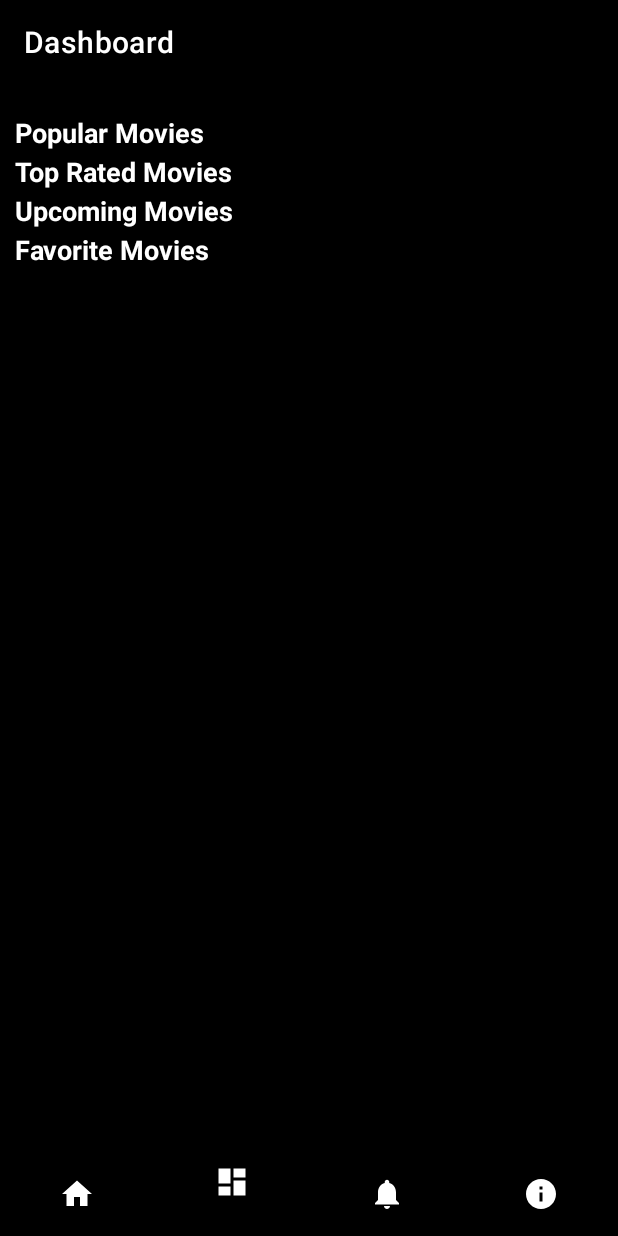
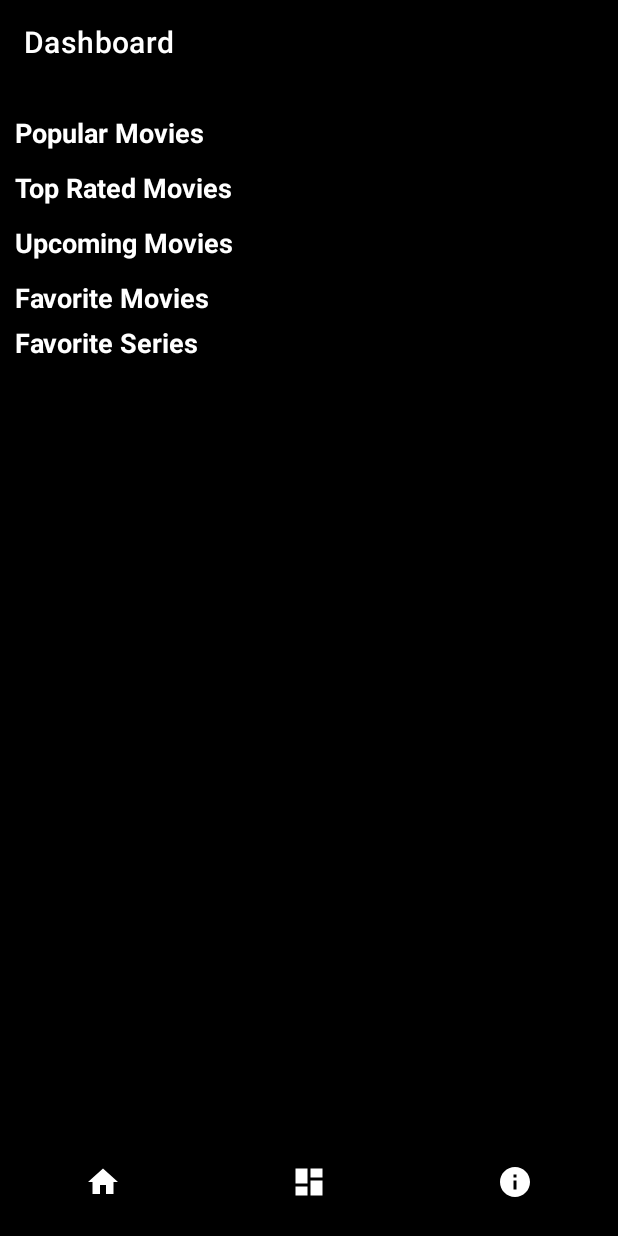
Before and after one commit to MBDS-2023-2024/mini-projet-ibrahim-yassine-badis-marwan, an Android app: the screen it shows after launch (MainActivity), item 2 of the bottom bar chosen, on a phone screen of 412 x 824 dp. Run offline under Robolectric (Android 15) with nearby library versions, the light colour scheme and no system bars; our stand-ins replace Dagger/Hilt's generated code, Firebase (no records; nobody signed in at launch, a user with empty details on screens opened directly), Room's generated code, data binding, navigation-ui; network calls fail; pictures from the network do not load.

Commit message:
Final Version of FIREBASE

```diff
--- a/app/src/main/AndroidManifest.xml
+++ b/app/src/main/AndroidManifest.xml
@@ -8,9 +8,11 @@
         android:name=".MdbApplication"
         android:allowBackup="true"
 
-        android:icon="@mipmap/ic_launcher"
+        android:icon="@mipmap/logoapp"
+
         android:label="@string/app_name"
-        android:roundIcon="@mipmap/ic_launcher_round"
+        android:roundIcon="@mipmap/logoapp"
+
         android:supportsRtl="true"
         android:theme="@style/AppTheme">
         <activity
--- a/app/src/main/java/com/gmail/eamosse/imdb/MainActivity.kt
+++ b/app/src/main/java/com/gmail/eamosse/imdb/MainActivity.kt
@@ -34,7 +34,7 @@ class MainActivity : AppCompatActivity() {
         //Charger les éléments principaux de la bottom bar
         val appBarConfiguration = AppBarConfiguration(
             setOf(
-                R.id.navigation_home, R.id.navigation_dashboard, R.id.navigation_notifications, R.id.aboutFragment
+                R.id.navigation_home, R.id.navigation_dashboard, /* R.id.navigation_notifications,*/ R.id.aboutFragment
             )
         )
         //Indiquer les éléments principaux de la bottom bar
--- a/app/src/main/java/com/gmail/eamosse/imdb/ui/dashboard/DashboardFragment.kt
+++ b/app/src/main/java/com/gmail/eamosse/imdb/ui/dashboard/DashboardFragment.kt
@@ -14,6 +14,7 @@ import com.gmail.eamosse.imdb.databinding.FragmentDashboardBinding
 import com.gmail.eamosse.imdb.ui.home.adapter.MovieAdapter
 import com.gmail.eamosse.imdb.ui.home.adapter.MovieHandler
 import com.gmail.eamosse.imdb.ui.home.adapter.SerieAdapter
+import com.gmail.eamosse.imdb.ui.home.adapter.SerieHandler
 import dagger.hilt.android.AndroidEntryPoint
 
 @AndroidEntryPoint
@@ -24,7 +25,7 @@ class DashboardFragment : Fragment(), MovieHandler {
     private lateinit var topRatedMoviesRecyclerView: RecyclerView
     private lateinit var upcomingMoviesRecyclerView: RecyclerView
     private  lateinit var favoriteMoviesRecyclerView: RecyclerView
-  //  private  lateinit var favoriteSeriesRecyclerView: RecyclerView
+   private  lateinit var favoriteSeriesRecyclerView: RecyclerView
 
     override fun onCreateView(
         inflater: LayoutInflater, container: ViewGroup?,
@@ -39,19 +40,19 @@ class DashboardFragment : Fragment(), MovieHandler {
         super.onViewCreated(view, savedInstanceState)
 
         popularMoviesRecyclerView = binding.recyclerPopularMovies
-        setupRecyclerView(popularMoviesRecyclerView)
+        setupRecyclerView(popularMoviesRecyclerView, AdapterType.MOVIE)
 
         topRatedMoviesRecyclerView = binding.recyclerTopRatedMovies
-        setupRecyclerView(topRatedMoviesRecyclerView)
+        setupRecyclerView(topRatedMoviesRecyclerView, AdapterType.MOVIE)
 
         upcomingMoviesRecyclerView = binding.recyclerUpcomingMovies
-        setupRecyclerView(upcomingMoviesRecyclerView)
+        setupRecyclerView(upcomingMoviesRecyclerView, AdapterType.MOVIE)
 
         favoriteMoviesRecyclerView = binding.recyclerFavoriteMovies
-        setupRecyclerView(favoriteMoviesRecyclerView)
+        setupRecyclerView(favoriteMoviesRecyclerView, AdapterType.MOVIE)
 
-//        favoriteSeriesRecyclerView = binding.recyclerFavoriteSeries
-  //      setupRecyclerView(favoriteSeriesRecyclerView)
+        favoriteSeriesRecyclerView = binding.recyclerFavoriteSeries
+        setupRecyclerView(favoriteSeriesRecyclerView, AdapterType.SERIE)
 
         dashboardViewModel.popularMovies.observe(viewLifecycleOwner, Observer { popularMovies ->
             (popularMoviesRecyclerView.adapter as? MovieAdapter)?.setItems(popularMovies)
@@ -68,9 +69,10 @@ class DashboardFragment : Fragment(), MovieHandler {
         dashboardViewModel.favoriteMovies.observe(viewLifecycleOwner, Observer { favoriteMovies ->
             (favoriteMoviesRecyclerView.adapter as? MovieAdapter)?.setItems(favoriteMovies)
         })
-     //   dashboardViewModel.favoriteSeries.observe(viewLifecycleOwner, Observer { favoriteSeries ->
-       //     (favoriteSeriesRecyclerView.adapter as? SerieAdapter)?.setItems(favoriteSeries)
-       // })
+
+        dashboardViewModel.favoriteSeries.observe(viewLifecycleOwner, Observer { favoriteSeries ->
+            (favoriteSeriesRecyclerView.adapter as? SerieAdapter)?.setItems(favoriteSeries)
+        })
         /*
 
         with(dashboardViewModel){
@@ -92,33 +94,61 @@ class DashboardFragment : Fragment(), MovieHandler {
         dashboardViewModel.getTopRatedMovies()
         dashboardViewModel.getUpcomingMovies()
         dashboardViewModel.getFavoriteMovies()
-    //    dashboardViewModel.getFavoriteSeries()
+        dashboardViewModel.getFavoriteSeries()
 
 
     }
 
 
-    private fun setupRecyclerView(recyclerView: RecyclerView) {
+    private fun setupRecyclerView(recyclerView: RecyclerView, adapterType: AdapterType) {
         recyclerView.layoutManager = LinearLayoutManager(context, RecyclerView.HORIZONTAL, false)
-        // You need to create a MovieAdapter and set it to the recyclerView adapter
+
+        when (adapterType) {
+            AdapterType.MOVIE -> {
                 val movieAdapter = MovieAdapter(emptyList(), object : MovieHandler {
                     override fun onShowMovieDetails(id: Long, type: String) {
                         val action = DashboardFragmentDirections
-                    .actionDashboardFragmentToMovieDetailsFragment(id.toString(), "movie")
+                            .actionDashboardFragmentToMovieDetailsFragment(id.toString(), type)
                         NavHostFragment.findNavController(this@DashboardFragment)
                             .navigate(action)
                     }
 
                     override fun onShowEmptyListMsg() {
-
+                        // Handle empty list message for movies if needed
                     }
 
                     override fun removeEmptyListMsg() {
-
+                        // Remove empty list message for movies if needed
                     }
                 })
                 recyclerView.adapter = movieAdapter
             }
+            AdapterType.SERIE -> {
+                val serieAdapter = SerieAdapter(emptyList(), object : SerieHandler {
+                    override fun onShowSerieDetails(id: Long, type: String) {
+                        val action = DashboardFragmentDirections
+                            .actionDashboardFragmentToMovieDetailsFragment(id.toString(), type)
+                        NavHostFragment.findNavController(this@DashboardFragment)
+                            .navigate(action)
+                    }
+
+                    override fun onShowEmptyListSerieMsg() {
+                        // Handle empty list message for series if needed
+                    }
+
+                    override fun removeEmptyListSerieMsg() {
+                        // Remove empty list message for series if needed
+                    }
+                })
+                recyclerView.adapter = serieAdapter
+            }
+        }
+    }
+    enum class AdapterType {
+        MOVIE,
+        SERIE
+    }
+
 
     override fun onShowMovieDetails(id: Long, type: String) {
 
--- a/app/src/main/java/com/gmail/eamosse/imdb/ui/dashboard/DashboardViewModel.kt
+++ b/app/src/main/java/com/gmail/eamosse/imdb/ui/dashboard/DashboardViewModel.kt
@@ -168,9 +168,11 @@ class DashboardViewModel  @Inject constructor(private val repository: MovieRepos
         }
     }
     fun getFavoriteSeries() {
+
         viewModelScope.launch(Dispatchers.IO) {
             try {
                 val favoriteSerie = repository.getFavoriteSeriesFirebase()
+                Log.d("SerieAdapter", "onBindViewHolder called for position $favoriteSerie")
                 _favoriteSeries.postValue(favoriteSerie)
             } catch (e: Exception) {
                 // Handle the exception or log an error message
--- a/app/src/main/java/com/gmail/eamosse/imdb/ui/home/adapter/SerieAdapter.kt
+++ b/app/src/main/java/com/gmail/eamosse/imdb/ui/home/adapter/SerieAdapter.kt
@@ -5,14 +5,12 @@ import android.view.ViewGroup
 import androidx.recyclerview.widget.RecyclerView
 import com.bumptech.glide.Glide
 import com.bumptech.glide.request.RequestOptions
-import com.gmail.eamosse.idbdata.data.Movie
 import com.gmail.eamosse.idbdata.data.Serie
 import com.gmail.eamosse.imdb.R
-import com.gmail.eamosse.imdb.databinding.MovieListItemBinding
 import com.gmail.eamosse.imdb.databinding.SerieListItemBinding
 
 class SerieAdapter(private var items: List<Serie>, serieHandler: SerieHandler) :
-    RecyclerView.Adapter<SerieAdapter.ViewHolder>(){
+    RecyclerView.Adapter<SerieAdapter.ViewHolder>() {
 
     private val mSerieHandler = serieHandler
 
@@ -31,11 +29,8 @@ class SerieAdapter(private var items: List<Serie>, serieHandler: SerieHandler) :
                 .placeholder(R.drawable.baseline_video_label_24)
                 .error(R.drawable.baseline_video_label_24)
                 .into(binding.movieImg)
-
         }
-
     }
-
 
     override fun onCreateViewHolder(parent: ViewGroup, viewType: Int): SerieAdapter.ViewHolder {
         val inflater = LayoutInflater.from(parent.context)
@@ -43,24 +38,23 @@ class SerieAdapter(private var items: List<Serie>, serieHandler: SerieHandler) :
     }
 
     override fun onBindViewHolder(holder: SerieAdapter.ViewHolder, position: Int) {
-        if (items.isEmpty()){
+        if (items.isEmpty()) {
             this.mSerieHandler.onShowEmptyListSerieMsg()
-        }
-        else {
+        } else {
             this.mSerieHandler.removeEmptyListSerieMsg()
         }
         holder.bind(items[position])
         val serie = items[position]
 
-        holder.itemView.setOnClickListener{
+        holder.itemView.setOnClickListener {
             this.mSerieHandler.onShowSerieDetails(serie.id.toLong(), "serie")
         }
-
     }
 
     override fun getItemCount(): Int = items.size
-    fun setItems(movies: List<Serie>) {
-        items = movies
+
+    fun setItems(series: List<Serie>) {
+        items = series
         notifyDataSetChanged()
     }
 }
--- a/app/src/main/res/layout/fragment_dashboard.xml
+++ b/app/src/main/res/layout/fragment_dashboard.xml
@@ -6,6 +6,13 @@
     <data>
         <!-- Define any data variables if needed -->
     </data>
+
+    <ScrollView
+        android:layout_width="match_parent"
+        android:layout_height="match_parent"
+        android:fillViewport="true"
+        android:fitsSystemWindows="true"
+        >
 
         <androidx.constraintlayout.widget.ConstraintLayout
             android:layout_width="match_parent"
@@ -24,7 +31,9 @@
                 app:layout_constraintTop_toTopOf="parent"
                 app:layout_constraintStart_toStartOf="parent"
                 app:layout_constraintEnd_toEndOf="parent"
-            app:layout_constraintHorizontal_bias="0" />
+                android:paddingBottom="5dp"
+
+                />
 
             <!-- Popular Movies -->
             <androidx.recyclerview.widget.RecyclerView
@@ -36,7 +45,9 @@
                 app:layout_constraintEnd_toEndOf="parent"
                 app:layout_constraintBottom_toTopOf="@+id/divider1"
                 app:layout_constraintVertical_bias="0"
-            app:layout_constraintHorizontal_bias="0" />
+                app:layout_constraintHorizontal_bias="0"
+                android:paddingBottom="5dp"
+                />
 
             <!-- Divider 1 -->
             <View
@@ -46,7 +57,9 @@
                 android:background="?android:attr/listDivider"
                 app:layout_constraintTop_toBottomOf="@+id/recycler_popular_movies"
                 app:layout_constraintStart_toStartOf="parent"
-            app:layout_constraintEnd_toEndOf="parent" />
+                app:layout_constraintEnd_toEndOf="parent"
+                android:paddingBottom="5dp"
+                />
 
             <!-- Top Rated Movies Title -->
             <TextView
@@ -62,7 +75,9 @@
                 app:layout_constraintEnd_toEndOf="parent"
                 app:layout_constraintBottom_toTopOf="@+id/divider2"
                 app:layout_constraintVertical_bias="0"
-            app:layout_constraintHorizontal_bias="0" />
+                app:layout_constraintHorizontal_bias="0"
+                android:paddingBottom="5dp"
+                />
 
             <!-- Top Rated Movies -->
             <androidx.recyclerview.widget.RecyclerView
@@ -74,7 +89,9 @@
                 app:layout_constraintEnd_toEndOf="parent"
                 app:layout_constraintBottom_toTopOf="@+id/divider2"
                 app:layout_constraintVertical_bias="0"
-            app:layout_constraintHorizontal_bias="0" />
+                app:layout_constraintHorizontal_bias="0"
+                android:paddingBottom="5dp"
+                />
 
             <!-- Divider 2 -->
             <View
@@ -84,7 +101,9 @@
                 android:background="?android:attr/listDivider"
                 app:layout_constraintTop_toBottomOf="@+id/recycler_top_rated_movies"
                 app:layout_constraintStart_toStartOf="parent"
-            app:layout_constraintEnd_toEndOf="parent" />
+                app:layout_constraintEnd_toEndOf="parent"
+                android:paddingBottom="5dp"
+                />
 
             <!-- Upcoming Movies Title -->
             <TextView
@@ -100,7 +119,9 @@
                 app:layout_constraintEnd_toEndOf="parent"
                 app:layout_constraintBottom_toTopOf="@+id/divider3"
                 app:layout_constraintVertical_bias="0"
-            app:layout_constraintHorizontal_bias="0" />
+                app:layout_constraintHorizontal_bias="0"
+                android:paddingBottom="5dp"
+                />
 
             <!-- Upcoming Movies -->
             <androidx.recyclerview.widget.RecyclerView
@@ -112,7 +133,9 @@
                 app:layout_constraintEnd_toEndOf="parent"
                 app:layout_constraintBottom_toTopOf="@+id/favorite_movies_title"
                 app:layout_constraintVertical_bias="0"
-            app:layout_constraintHorizontal_bias="0" />
+                app:layout_constraintHorizontal_bias="0"
+                android:paddingBottom="5dp"
+                />
 
             <!-- Divider 3 -->
             <View
@@ -122,7 +145,9 @@
                 android:background="?android:attr/listDivider"
                 app:layout_constraintTop_toBottomOf="@+id/recycler_upcoming_movies"
                 app:layout_constraintStart_toStartOf="parent"
-            app:layout_constraintEnd_toEndOf="parent" />
+                app:layout_constraintEnd_toEndOf="parent"
+                android:paddingBottom="5dp"
+                />
 
             <!-- Favorite Movies Title -->
             <TextView
@@ -138,7 +163,9 @@
                 app:layout_constraintEnd_toEndOf="parent"
                 app:layout_constraintBottom_toBottomOf="parent"
                 app:layout_constraintVertical_bias="0"
-            app:layout_constraintHorizontal_bias="0" />
+                app:layout_constraintHorizontal_bias="0"
+                android:paddingBottom="5dp"
+                />
 
             <!-- Favorite Movies -->
             <androidx.recyclerview.widget.RecyclerView
@@ -152,5 +179,44 @@
                 app:layout_constraintVertical_bias="0"
                 app:layout_constraintHorizontal_bias="0" />
 
+            <!-- Favorite Movies Title -->
+            <TextView
+                android:id="@+id/favorite_series_title"
+                android:layout_width="0dp"
+                android:layout_height="wrap_content"
+                android:text="Favorite Series"
+                android:textColor="@color/white"
+                android:textSize="18sp"
+                android:textStyle="bold"
+                app:layout_constraintTop_toBottomOf="@+id/recycler_favorite_movies"
+                app:layout_constraintStart_toStartOf="parent"
+                app:layout_constraintEnd_toEndOf="parent"
+                app:layout_constraintBottom_toBottomOf="parent"
+                app:layout_constraintVertical_bias="0"
+                app:layout_constraintHorizontal_bias="0"
+                android:paddingBottom="5dp"
+                />
+
+            <!-- Favorite Movies -->
+            <androidx.recyclerview.widget.RecyclerView
+                android:id="@+id/recycler_favorite_series"
+                android:layout_width="0dp"
+                android:layout_height="wrap_content"
+                app:layout_constraintTop_toBottomOf="@+id/favorite_series_title"
+                app:layout_constraintStart_toStartOf="parent"
+                app:layout_constraintEnd_toEndOf="parent"
+                app:layout_constraintBottom_toBottomOf="parent"
+                app:layout_constraintVertical_bias="0"
+                app:layout_constraintHorizontal_bias="0" />
+            <View
+                android:id="@+id/divider4"
+                android:layout_width="0dp"
+                android:layout_height="200dp"
+                app:layout_constraintTop_toBottomOf="@+id/recycler_favorite_movies"
+                app:layout_constraintStart_toStartOf="parent"
+                app:layout_constraintEnd_toEndOf="parent"
+                />
         </androidx.constraintlayout.widget.ConstraintLayout>
+
+    </ScrollView>
 </layout>
--- a/app/src/main/res/menu/bottom_nav_menu.xml
+++ b/app/src/main/res/menu/bottom_nav_menu.xml
@@ -10,11 +10,12 @@
         android:id="@+id/navigation_dashboard"
         android:icon="@drawable/ic_dashboard_black_24dp"
         android:title="@string/title_dashboard" />
-
+    <!--
       <item
           android:id="@+id/navigation_notifications"
           android:icon="@drawable/ic_notifications_black_24dp"
           android:title="@string/title_notifications" />
+           -->
       <item
           android:id="@+id/aboutFragment"
           android:icon="@drawable/ic_about"
--- a/app/src/main/res/values/strings.xml
+++ b/app/src/main/res/values/strings.xml
@@ -1,5 +1,5 @@
 <resources>
-    <string name="app_name">My Application</string>
+    <string name="app_name">AnneFlix</string>
     <string name="next">Next</string>
     <string name="previous">Previous</string>
     <string name="hello_home_second">Hello HomeSecondFragment. Arg: %1$s</string>
@@ -31,15 +31,16 @@
     <string name="functionlObjectives">
     AnneFlix, a cutting-edge streaming app, offers an extensive range of functionalities to enhance user experience.
     Key features include:
-    - Film and Series Categories: Explore a wide array of genres, tailored to diverse viewer preferences.
-    - Films and Series Listings: Browse through an extensive collection, sorted by categories and authors, for an effortless selection process.
-    - In-depth Details: Delve into detailed descriptions for each film and series, providing a comprehensive understanding before viewing.
-    - Featured Content: Discover top picks, trending now, and editor’s choices in films and series, keeping you updated with the latest and greatest.
-    - Trailers: Watch previews of films and series, offering a sneak peek into the excitement that awaits.
-    - Favorites List: Easily mark your favorite movies and series, conveniently managed in a local database for quick access.
-    - Comments: View and share thoughts and reviews on movies and series, enhancing community engagement.
-    - About View: This section offers a thorough overview of the app s functionalities, showcases the LinkedIn profiles of our talented team members, and lists the libraries utilized in the development process.
-    </string>
+    \n- Film and Series Categories: Explore a wide array of genres.
+    \n- Films and Series Listings: Browse through an extensive collection, sorted by categories.
+    \n- Movie and Series Details: Delve into detailed descriptions for each film and series.
+    \n- Dashboard : Discover top rated, trending now, upcoming and favorite movies .
+    \n- Trailers: Watch previews of films and series.
+    \n- Favorites List: Easily mark your favorite movies and series, conveniently managed in a local database for quick access.
+    \n- Comments: View and share thoughts and reviews on movies and series, enhancing community engagement.
+    \n- Providers: View the list of platforms where you can watch a movie or series.
+    \n- About View: This section offers a thorough overview of the app\'s functionalities, showcases the LinkedIn profiles of team members, and lists the libraries utilized in the development process.
+    \n- Rating a movie: We have an issue with an unauthorized token; we are receiving a 401 error. We have posted screenshots of this on our Git board in the problem section. </string>
     <string name="usedLibraries">Navigation Fragment: For efficient and intuitive app navigation.\n Hilt: Dependency Injection for streamlined and maintainable code.\n Moshi: JSON Serialization and Deserialization for seamless data handling.\n Retrofit: Consuming web services with ease and efficiency.\n Coil: Effective and memory-efficient image loading and display.\n DAllE : Generation of The Logo MBDS .</string>
 
 
--- a/idbdata/src/main/java/com/gmail/eamosse/idbdata/repository/MovieRepository.kt
+++ b/idbdata/src/main/java/com/gmail/eamosse/idbdata/repository/MovieRepository.kt
@@ -223,8 +223,7 @@ class MovieRepository @Inject internal constructor(
                 nothing
 
             }
-        }
-    }
+        }    }
 
     suspend fun getFavoriteSerieFromFirebase(): List<Serie> {
         Log.i("getfavorite", "je suis dans repository")
```
Also changed, not shown: app/src/main/res/mipmap-xxxhdpi/logoapp.png (added). Lines whose indentation alone changed are shown as unchanged.
